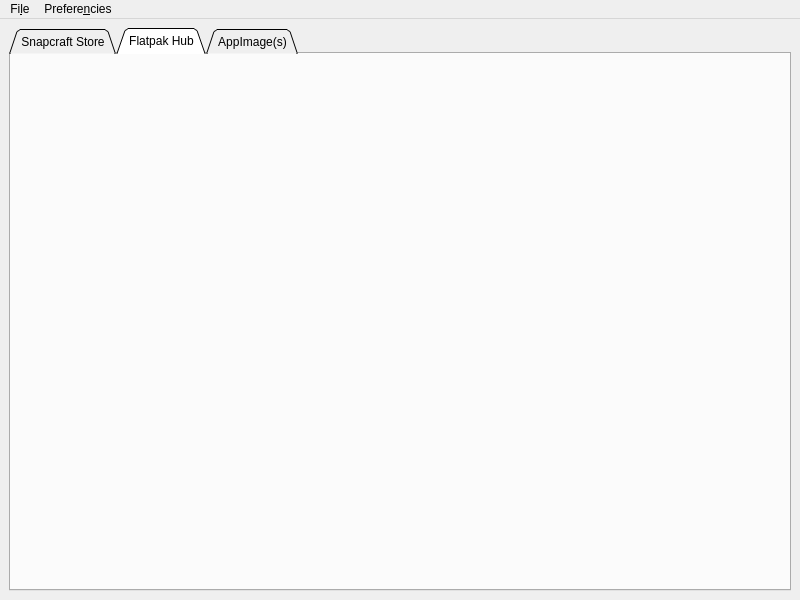
Above: GUI/SnapFlatApp.ui from ISeeBugsEverywhere/SnapFlatApp before the change. Below: the same form after it.
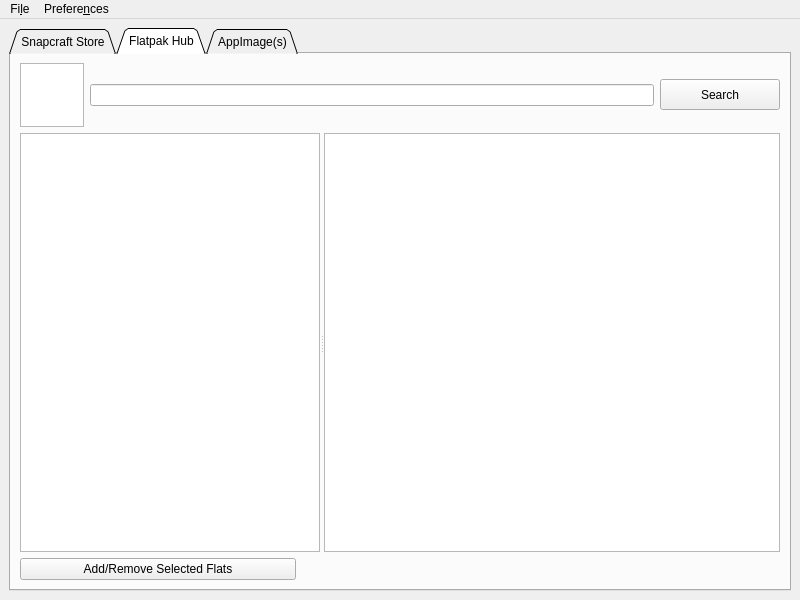
That is the form after the change. The open tabs and pages were chosen to show the change.

```diff
--- a/GUI/SnapFlatApp.ui
+++ b/GUI/SnapFlatApp.ui
@@ -123,6 +123,85 @@
        <attribute name="title">
         <string>Flatpak Hub</string>
        </attribute>
+       <layout class="QGridLayout" name="gridLayout_3">
+        <item row="0" column="0">
+         <widget class="QGraphicsView" name="flatpakIcon">
+          <property name="sizePolicy">
+           <sizepolicy hsizetype="Fixed" vsizetype="Fixed">
+            <horstretch>0</horstretch>
+            <verstretch>0</verstretch>
+           </sizepolicy>
+          </property>
+          <property name="maximumSize">
+           <size>
+            <width>64</width>
+            <height>64</height>
+           </size>
+          </property>
+          <property name="verticalScrollBarPolicy">
+           <enum>Qt::ScrollBarAlwaysOff</enum>
+          </property>
+          <property name="horizontalScrollBarPolicy">
+           <enum>Qt::ScrollBarAlwaysOff</enum>
+          </property>
+          <property name="sizeAdjustPolicy">
+           <enum>QAbstractScrollArea::AdjustIgnored</enum>
+          </property>
+         </widget>
+        </item>
+        <item row="0" column="1" colspan="2">
+         <widget class="QLineEdit" name="flatpak_search_field"/>
+        </item>
+        <item row="0" column="3">
+         <widget class="QPushButton" name="searchSnapsButton_2">
+          <property name="maximumSize">
+           <size>
+            <width>120</width>
+            <height>31</height>
+           </size>
+          </property>
+          <property name="text">
+           <string>Search</string>
+          </property>
+         </widget>
+        </item>
+        <item row="2" column="0" colspan="2">
+         <widget class="QPushButton" name="getRemoveFlatPakButton">
+          <property name="text">
+           <string>Add/Remove Selected Flats</string>
+          </property>
+         </widget>
+        </item>
+        <item row="2" column="2" colspan="2">
+         <spacer name="horizontalSpacer_2">
+          <property name="orientation">
+           <enum>Qt::Horizontal</enum>
+          </property>
+          <property name="sizeHint" stdset="0">
+           <size>
+            <width>478</width>
+            <height>20</height>
+           </size>
+          </property>
+         </spacer>
+        </item>
+        <item row="1" column="0" colspan="4">
+         <widget class="QSplitter" name="splitter_2">
+          <property name="orientation">
+           <enum>Qt::Horizontal</enum>
+          </property>
+          <widget class="QListView" name="flatsGroupedView">
+           <property name="maximumSize">
+            <size>
+             <width>300</width>
+             <height>16777215</height>
+            </size>
+           </property>
+          </widget>
+          <widget class="QTableWidget" name="flatsSortedView"/>
+         </widget>
+        </item>
+       </layout>
       </widget>
       <widget class="QWidget" name="appimageTab">
        <attribute name="title">
@@ -150,7 +229,7 @@
    </widget>
    <widget class="QMenu" name="menuPreferencies">
     <property name="title">
-     <string>Prefere&amp;ncies</string>
+     <string>Prefere&amp;nces</string>
     </property>
     <addaction name="actionPaths"/>
    </widget>
```
Left out of the diff: 2 changed lines with no effect on the pictures.
